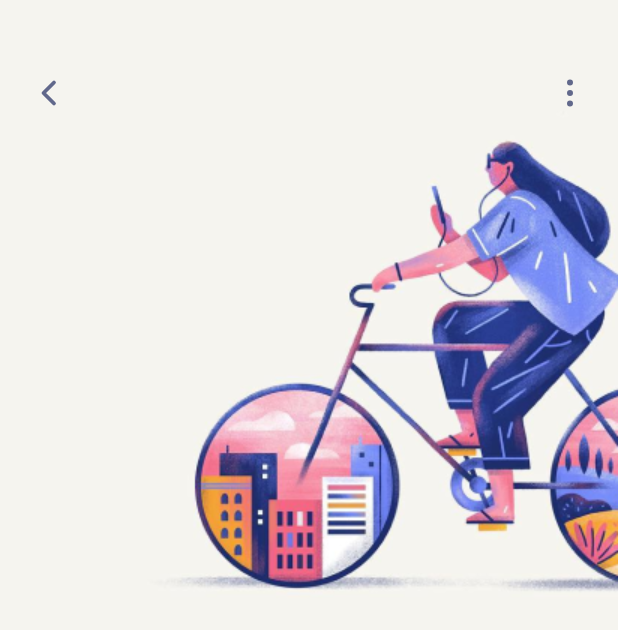
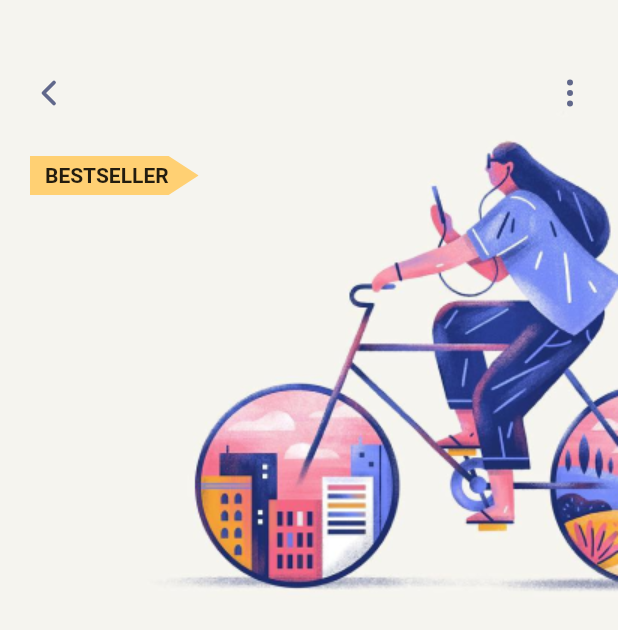
Before and after one commit to JARNBOY/CourseOnlineApp_flutter, a Flutter app: the screen it shows after launch, on a phone screen of 412 x 824 dp. Shown: the top 630 px of the screen. Run offline on Flutter 3.47's test engine with Material 2 defaults, Android fonts, the phone set to English and light mode, and no system bars; our stand-ins replace flutter_svg.

```diff
--- a/couseonlineapp_flutter/lib/detailScreen.dart
+++ b/couseonlineapp_flutter/lib/detailScreen.dart
@@ -1,3 +1,4 @@
+import 'package:couseonlineapp_flutter/constants.dart';
 import 'package:flutter/material.dart';
 import 'package:flutter_svg/svg.dart';
 
@@ -15,6 +16,7 @@ class DetailScreen extends StatelessWidget {
         child: Padding(
           padding: EdgeInsets.only(left: 20, top: 50, right: 20),
           child: Column(
+            crossAxisAlignment: CrossAxisAlignment.start,
             children: <Widget>[
               Row(
                 mainAxisAlignment: MainAxisAlignment.spaceBetween,
@@ -22,6 +24,19 @@ class DetailScreen extends StatelessWidget {
                   SvgPicture.asset("assets/icons/arrow-left.svg"),
                   SvgPicture.asset("assets/icons/more-vertical.svg")
                 ],
+              ),
+              SizedBox(height: 30),
+              ClipPath(
+                clipper: BestSellerClipper(),
+                child: Container(
+                  color: kBestSellerColor,
+                  padding:
+                      EdgeInsets.only(left: 10, top: 5, right: 20, bottom: 5),
+                  child: Text(
+                    "BestSeller".toUpperCase(),
+                    style: TextStyle(fontWeight: FontWeight.w600),
+                  ),
+                ),
               )
             ],
           ),
@@ -30,3 +45,23 @@ class DetailScreen extends StatelessWidget {
     );
   }
 }
+
+class BestSellerClipper extends CustomClipper<Path> {
+  @override
+  getClip(Size size) {
+    // TODO: implement getClip
+    var path = Path();
+    path.lineTo(size.width - 20, 0);
+    path.lineTo(size.width, size.height / 2);
+    path.lineTo(size.width - 20, size.height);
+    path.lineTo(0, size.height);
+    path.lineTo(0, 0);
+    path.close();
+    return path;
+  }
+
+  @override
+  bool shouldReclip(covariant CustomClipper oldClipper) {
+    return false;
+  }
+}
```
